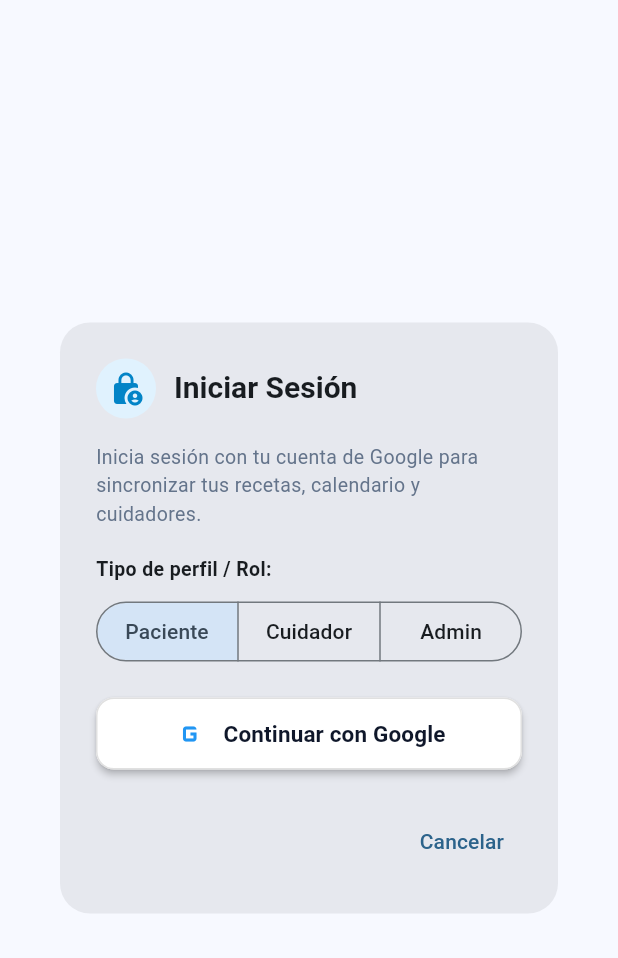
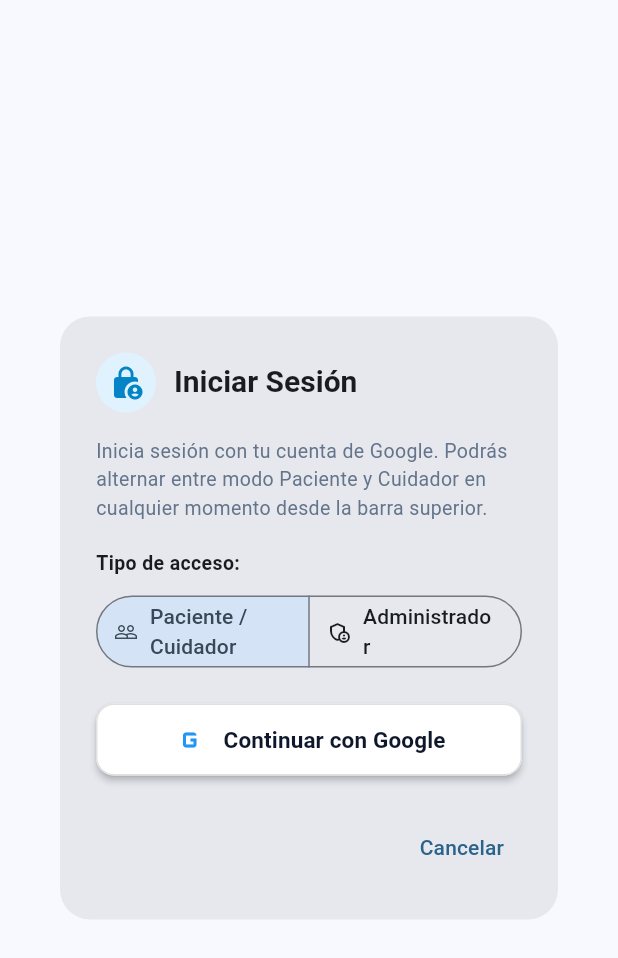
Before and after one commit to eliasCVII/midosis, a Flutter app: the AuthDialog widget shown alone on an empty page, opened directly, after a tap on "Continuar con Google", on a phone screen of 412 x 824 dp. Shown: the top 958 px of the screen. Run offline on Flutter 3.47's test engine with Material 3 defaults, Android fonts, the phone set to English and light mode, and no system bars; our stand-ins replace file_picker, google_sign_in, image_picker; network calls fail.

Commit message:
refactor(auth): simplificar seleccion de inicio de sesion a usuario y administrador

```diff
--- a/frontend/lib/widgets/auth_dialog.dart
+++ b/frontend/lib/widgets/auth_dialog.dart
@@ -19,7 +19,7 @@ class AuthDialog extends StatefulWidget {
 
 class _AuthDialogState extends State<AuthDialog> {
   bool _isLoading = false;
-  String _selectedRole = 'paciente';
+  String _selectedRole = 'usuario';
   String? _errorMessage;
 
   final TextEditingController _adminEmailCtrl = TextEditingController();
@@ -38,7 +38,7 @@ class _AuthDialogState extends State<AuthDialog> {
       _errorMessage = null;
     });
 
-    final res = await AuthService.signInWithGoogle(role: _selectedRole);
+    final res = await AuthService.signInWithGoogle(role: 'paciente');
 
     if (!mounted) return;
     setState(() => _isLoading = false);
@@ -280,18 +280,25 @@ class _AuthDialogState extends State<AuthDialog> {
               Text(
                 isAdmin
                     ? 'Ingrese sus credenciales de administrador para gestionar el catálogo central de CENABAST.'
-                    : 'Inicia sesión con tu cuenta de Google para sincronizar tus recetas, calendario y cuidadores.',
+                    : 'Inicia sesión con tu cuenta de Google. Podrás alternar entre modo Paciente y Cuidador en cualquier momento desde la barra superior.',
                 style: const TextStyle(fontSize: 13, color: Color(0xFF64748B)),
               ),
               const SizedBox(height: 18),
-              const Text('Tipo de perfil / Rol:', style: TextStyle(fontWeight: FontWeight.bold, fontSize: 13)),
+              const Text('Tipo de acceso:', style: TextStyle(fontWeight: FontWeight.bold, fontSize: 13)),
               const SizedBox(height: 8),
               SegmentedButton<String>(
                 showSelectedIcon: false,
                 segments: const [
-                  ButtonSegment(value: 'paciente', label: Text('Paciente')),
-                  ButtonSegment(value: 'cuidador', label: Text('Cuidador')),
-                  ButtonSegment(value: 'administrador', label: Text('Admin')),
+                  ButtonSegment(
+                    value: 'usuario',
+                    icon: Icon(Icons.people_outline, size: 16),
+                    label: Text('Paciente / Cuidador'),
+                  ),
+                  ButtonSegment(
+                    value: 'administrador',
+                    icon: Icon(Icons.admin_panel_settings_outlined, size: 16),
+                    label: Text('Administrador'),
+                  ),
                 ],
                 selected: {_selectedRole},
                 onSelectionChanged: (set) => setState(() {
```
